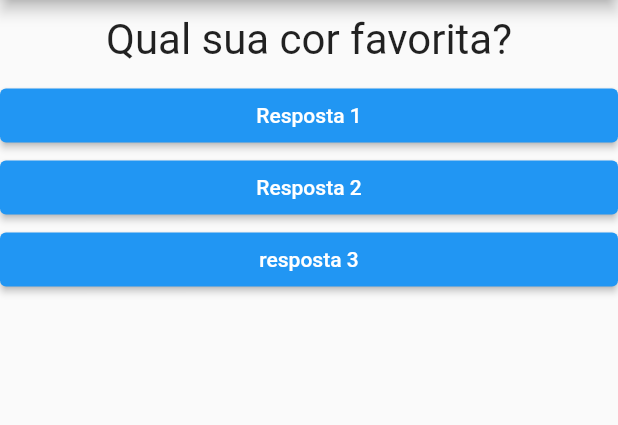
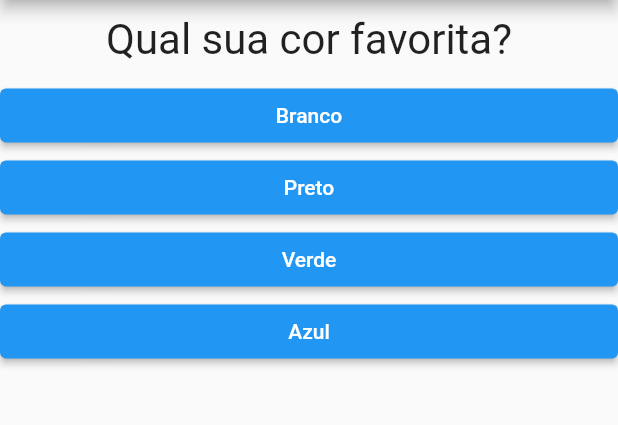
Before and after one commit to andreicampigotto/flutter, a Flutter app: the screen it shows after launch, on a phone screen of 412 x 824 dp, the part 84-509 px from its top. Run offline on Flutter 3.47's test engine with Material 2 defaults, Android fonts, the phone set to English and light mode, and no system bars.

```diff
--- a/projeto_perguntas/lib/main.dart
+++ b/projeto_perguntas/lib/main.dart
@@ -6,14 +6,14 @@ import './resposta.dart';
 main() => runApp(PerguntaApp());
 
 class _PerguntaAppState extends State<PerguntaApp> {
-  var _perguntarSelecionada = 0;
+  var _perguntaSelecionada = 0;
 
   void _responder() {
     setState(() {
-      _perguntarSelecionada++;
+      _perguntaSelecionada++;
     });
 
-    print(_perguntarSelecionada);
+    print(_perguntaSelecionada);
   }
 
   @override
@@ -29,6 +29,12 @@ class _PerguntaAppState extends State<PerguntaApp> {
       },
     ];
 
+    List<Widget> respostas = [];
+    for (String textoResp
+        in perguntas[_perguntaSelecionada].cast()['respostas']) {
+      respostas.add(Resposta(textoResp, _responder));
+    }
+
     return MaterialApp(
       home: Scaffold(
         appBar: AppBar(
@@ -36,10 +42,8 @@ class _PerguntaAppState extends State<PerguntaApp> {
         ),
         body: Column(
           children: <Widget>[
-            Questao(perguntas[_perguntarSelecionada]['texto'].toString()),
-            Resposta("Resposta 1", _responder),
-            Resposta("Resposta 2", _responder),
-            Resposta("resposta 3", _responder),
+            Questao(perguntas[_perguntaSelecionada]['texto'].toString()),
+            ...respostas
           ],
         ),
       ),
```
